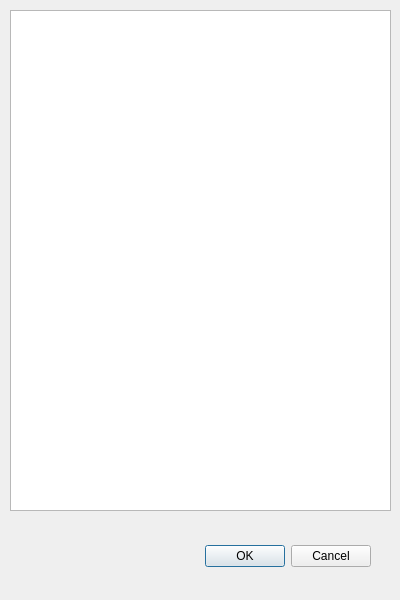
The window that variantdialog.ui (fire-lizard/QBoard) describes before a commit, drawn with Qt 5.
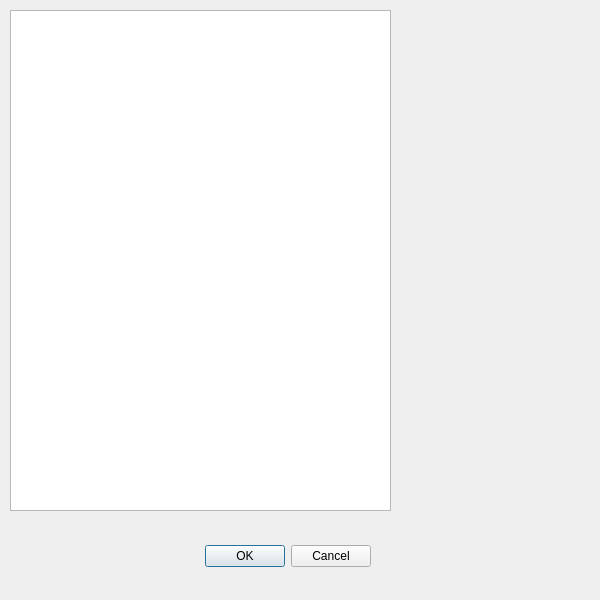
The same window after the commit.

```diff
--- a/variantdialog.ui
+++ b/variantdialog.ui
@@ -6,7 +6,7 @@
    <rect>
     <x>0</x>
     <y>0</y>
-    <width>400</width>
+    <width>600</width>
     <height>600</height>
    </rect>
   </property>
```
